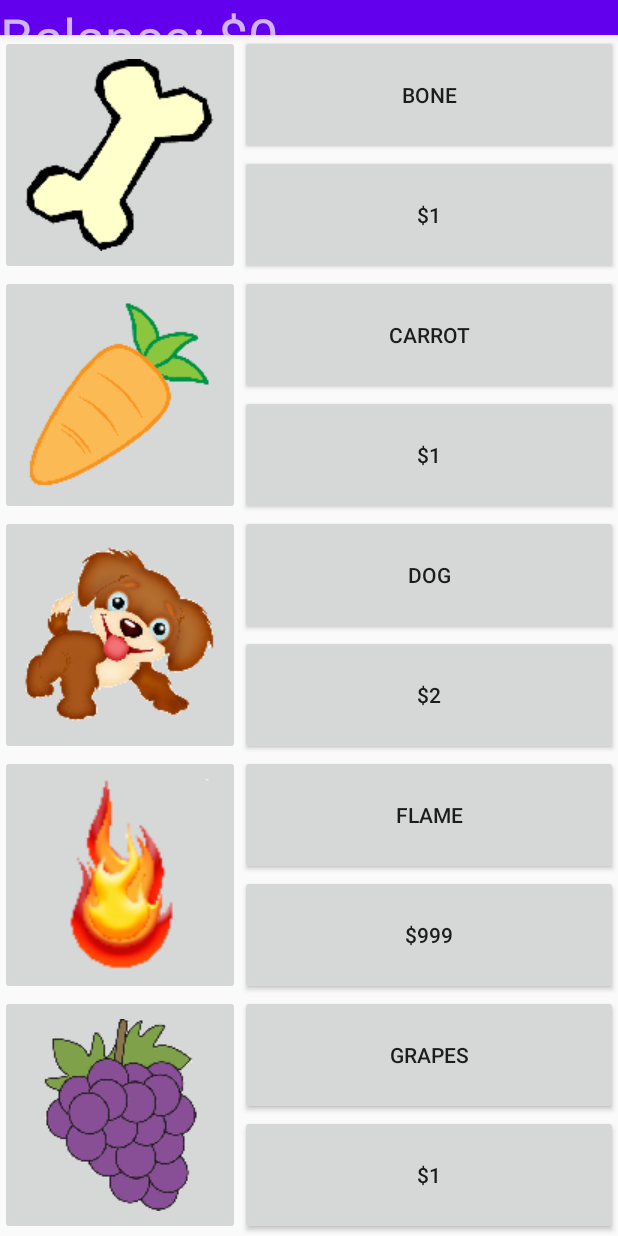
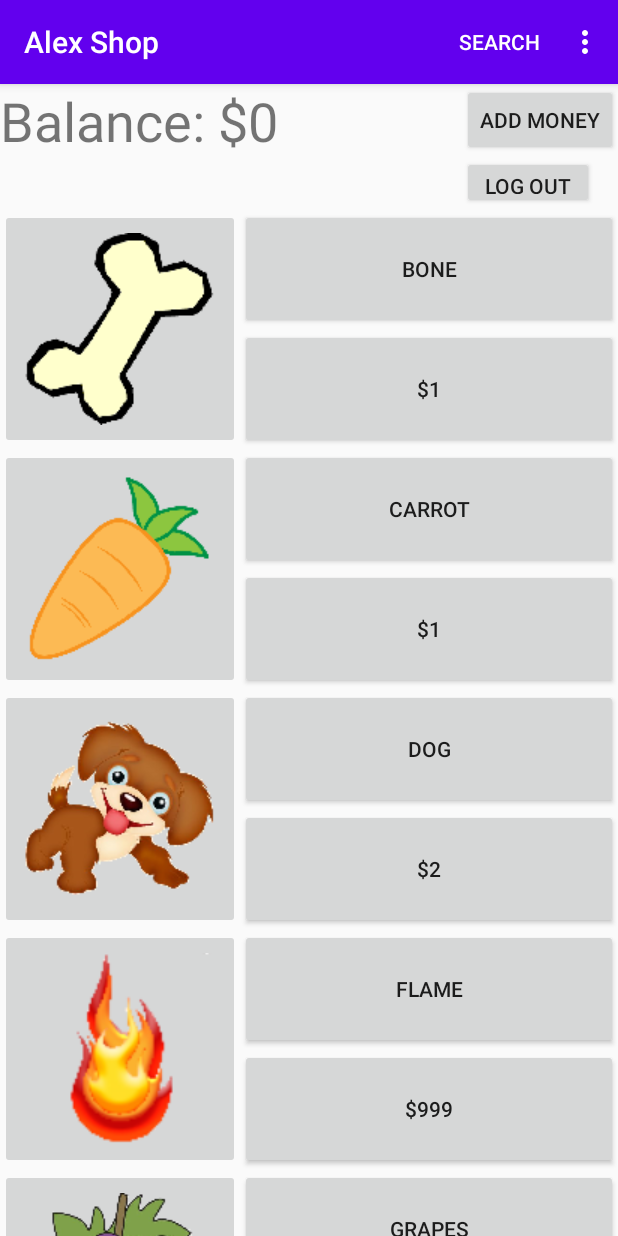
Before and after one commit to ab054/ShoppingApp, an Android app: the MainActivity screen opened directly, with no data from a screen before it, on a phone screen of 412 x 824 dp. Run offline under Robolectric (Android 15) with nearby library versions, the phone set to English and light mode, and no system bars.

Commit message:
recycler view

```diff
--- a/app/src/main/AndroidManifest.xml
+++ b/app/src/main/AndroidManifest.xml
@@ -10,7 +10,7 @@
         android:supportsRtl="true"
         android:theme="@style/AppTheme">
         <activity
-            android:name=".ui.login.LoginActivity"
+            android:name=".ui.shop.ShoppingActivity"
             android:label="@string/app_name">
             <intent-filter>
                 <action android:name="android.intent.action.MAIN" />
--- a/app/src/main/java/com/example/scrollingactivity/ui/login/LoginViewModel.java
+++ b/app/src/main/java/com/example/scrollingactivity/ui/login/LoginViewModel.java
@@ -27,6 +27,10 @@ public class LoginViewModel extends ViewModel {
 
     LiveData<LoginResult> getLoginResult() {
         return loginResult;
+    }
+
+    public void logout() {
+        loginRepository.logout();
     }
 
     public void login(String username, String password) {
@@ -67,4 +71,6 @@ public class LoginViewModel extends ViewModel {
     private boolean isPasswordValid(String password) {
         return password != null && password.trim().length() > 5;
     }
+
+
 }
--- /dev/null
+++ b/app/src/main/java/com/example/scrollingactivity/ui/shop/FakeDataBase.java
@@ -0,0 +1,27 @@
+package com.example.scrollingactivity.ui.shop;
+
+import com.example.scrollingactivity.R;
+
+class FakeDataBase {
+
+    public static StoreItem[] getData() {
+        return new StoreItem[]{
+                new StoreItem("Bone", R.drawable.bone, "Good chew toy.", 1, false),
+                new StoreItem("Carrot", R.drawable.carrot, "Good chew.", 1, false),
+                new StoreItem("Dog", R.drawable.dog, "Chews toy.", 2, false),
+                new StoreItem("Flame", R.drawable.flame, "Brown fox just jumps around with no use", 999, false),
+                new StoreItem("Grapes", R.drawable.grapes, "Your eat them.", 1, false),
+                new StoreItem("House", R.drawable.house, "As opposed to home.", 100, false),
+                new StoreItem("Lamp", R.drawable.lamp, "It lights.", 2, false),
+                new StoreItem("Mouse", R.drawable.mouse, "Not a rat.", 1, false),
+                new StoreItem("Nail", R.drawable.nail, "Hammer required.", 1, false),
+                new StoreItem("Penguin", R.drawable.penguin, "Find Batman.", 10, false),
+                new StoreItem("Rocks", R.drawable.rocks, "Rolls.", 1, false),
+                new StoreItem("Star", R.drawable.star, "Like the sun but farther away.", 25, false),
+                new StoreItem("Toad", R.drawable.toad, "Like a frog.", 1, false),
+                new StoreItem("Van", R.drawable.van, "Has four wheels.", 10, false),
+                new StoreItem("Wheat", R.drawable.wheat, "Some breads have it.", 1, false),
+                new StoreItem("Yak", R.drawable.yak, "Yakity Yak Yak.", 15, false),
+        };
+    }
+}
--- a/app/src/main/java/com/example/scrollingactivity/ui/shop/MainActivity.java
+++ b/app/src/main/java/com/example/scrollingactivity/ui/shop/MainActivity.java
@@ -1,31 +1,33 @@
 package com.example.scrollingactivity.ui.shop;
 
-import android.app.Activity;
 import android.app.Dialog;
+import android.app.SearchManager;
 import android.content.Context;
 import android.os.Bundle;
-
-import com.example.scrollingactivity.R;
-import com.google.android.material.appbar.CollapsingToolbarLayout;
-import com.google.android.material.floatingactionbutton.FloatingActionButton;
-import com.google.android.material.snackbar.Snackbar;
-
-import androidx.annotation.NonNull;
-
-import androidx.appcompat.widget.Toolbar;
-
 import android.view.LayoutInflater;
-import android.view.View;
 import android.view.Menu;
 import android.view.MenuItem;
+import android.view.View;
 import android.view.Window;
 import android.widget.Button;
 import android.widget.ImageButton;
 import android.widget.ImageView;
 import android.widget.LinearLayout;
+import android.widget.SearchView;
 import android.widget.TextView;
 
-public class MainActivity extends Activity {
+import androidx.annotation.NonNull;
+import androidx.appcompat.app.AppCompatActivity;
+import androidx.appcompat.widget.Toolbar;
+import androidx.lifecycle.ViewModelProviders;
+
+import com.example.scrollingactivity.R;
+import com.example.scrollingactivity.ui.login.LoginViewModel;
+import com.example.scrollingactivity.ui.login.LoginViewModelFactory;
+import com.google.android.material.appbar.CollapsingToolbarLayout;
+import com.google.android.material.snackbar.Snackbar;
+
+public class MainActivity extends AppCompatActivity {
 
 
     private MyCustomDialog customDialog;
@@ -35,53 +37,26 @@ public class MainActivity extends Activity {
     private int purchaseItemCost;
     private TextView balanceView;
 
-    public class ShopData{
-        public String name;
-        public int imageResourse;
-        public String description;
-        public int cost;
-        public boolean purchased;
+    public StoreItem[] data = FakeDataBase.getData();
+    private LoginViewModel loginViewModel;
+    private MenuItem searchItem;
+    private SearchView searchView;
 
-
-        public ShopData(String name, int imageResourse, String description, int cost, boolean purchased) {
-            this.name = name;
-            this.imageResourse = imageResourse;
-            this.description = description;
-            this.cost = cost;
-            this.purchased = purchased;
-        }
-    }
-
-    ShopData data[] = {
-            new ShopData("Bone", R.drawable.bone, "Good chew toy.", 1, false),
-            new ShopData("Carrot", R.drawable.carrot, "Good chew.", 1, false),
-            new ShopData("Dog", R.drawable.dog, "Chews toy.", 2, false),
-            new ShopData("Flame", R.drawable.flame, "Brown fox just jumps around with no use", 999, false),
-            new ShopData("Grapes", R.drawable.grapes, "Your eat them.", 1, false),
-            new ShopData("House", R.drawable.house, "As opposed to home.", 100, false),
-            new ShopData("Lamp", R.drawable.lamp, "It lights.", 2, false),
-            new ShopData("Mouse", R.drawable.mouse, "Not a rat.", 1, false),
-            new ShopData("Nail", R.drawable.nail, "Hammer required.", 1, false),
-            new ShopData("Penguin", R.drawable.penguin, "Find Batman.", 10, false),
-            new ShopData("Rocks", R.drawable.rocks, "Rolls.", 1, false),
-            new ShopData("Star", R.drawable.star, "Like the sun but farther away.", 25, false),
-            new ShopData("Toad", R.drawable.toad, "Like a frog.", 1, false),
-            new ShopData("Van", R.drawable.van, "Has four wheels.", 10, false),
-            new ShopData("Wheat", R.drawable.wheat, "Some breads have it.", 1, false),
-            new ShopData("Yak", R.drawable.yak, "Yakity Yak Yak.", 15, false),
-    };
-
-
-
-    private void initShopItems(){
+    private void initShopItems() {
         LayoutInflater inflater = LayoutInflater.from(this);
 
         scrollViewItemList = findViewById(R.id.scrollView);
 
         balanceView = findViewById(R.id.balance_textValue);
 
-        for(int i = 0; i < data.length; i++){
-            View myShopItem = inflater.inflate(R.layout.shop_item, null);
+        buildItemsList();
+
+        customDialog = new MyCustomDialog(this);
+    }
+
+    private void buildItemsList() {
+        for (int i = 0; i < data.length; i++) {
+            View myShopItem = LayoutInflater.from(this).inflate(R.layout.shop_item, null);
             final int tmp_id = i;
 
             Button.OnClickListener click = new Button.OnClickListener() {
@@ -107,8 +82,6 @@ public class MainActivity extends Activity {
                 scrollViewItemList.addView(myShopItem);
             }
         }
-
-        customDialog = new MyCustomDialog(this);
     }
 
     private void itemClicked(int i) {
@@ -128,7 +101,84 @@ public class MainActivity extends Activity {
 
     }
 
-    class MyCustomDialog extends Dialog{
+    @Override
+    protected void onCreate(Bundle savedInstanceState) {
+        super.onCreate(savedInstanceState);
+        setContentView(R.layout.activity_main);
+        Toolbar toolbar = findViewById(R.id.toolbar);
+        //setSupportActionBar(toolbar);
+        CollapsingToolbarLayout toolBarLayout = findViewById(R.id.toolbar_layout);
+        toolBarLayout.setTitle(getTitle());
+        loginViewModel = ViewModelProviders.of(this, new LoginViewModelFactory())
+                .get(LoginViewModel.class);
+
+        Button addMoneyButton = findViewById(R.id.add_money_button);
+        addMoneyButton.setOnClickListener(new View.OnClickListener() {
+            @Override
+            public void onClick(View view) {
+                addMoney();
+
+                Snackbar.make(view, "Balance increased by $100", Snackbar.LENGTH_LONG)
+                        .setAction("Action", null).show();
+            }
+
+            private void addMoney() {
+                int valletValue = Integer.parseInt(balanceView.getText().toString());
+                valletValue += 100;
+                balanceView.setText(String.valueOf(valletValue));
+            }
+        });
+
+        Button logoutButton = findViewById(R.id.btn_logout);
+
+        logoutButton.setOnClickListener(new View.OnClickListener() {
+            @Override
+            public void onClick(View v) {
+                loginViewModel.logout();
+                finish();
+            }
+        });
+
+        initShopItems();
+
+
+    }
+
+    @Override
+    public boolean onCreateOptionsMenu(Menu menu) {
+        // Inflate the menu; this adds items to the action bar if it is present.
+        getMenuInflater().inflate(R.menu.menu_scrolling, menu);
+
+        SearchManager searchManager = (SearchManager)
+                getSystemService(Context.SEARCH_SERVICE);
+        searchItem = menu.findItem(R.id.search);
+        searchView = (SearchView) searchItem.getActionView();
+        searchView.setSearchableInfo(searchManager.
+                getSearchableInfo(getComponentName()));
+        searchView.setSubmitButtonEnabled(true);
+        searchView.setOnCloseListener(new SearchView.OnCloseListener() {
+            @Override
+            public boolean onClose() {
+                initShopItems();
+                return true;
+            }
+        });
+        searchView.setOnQueryTextListener(new SearchView.OnQueryTextListener() {
+            @Override
+            public boolean onQueryTextSubmit(String query) {
+                return false;
+            }
+
+            @Override
+            public boolean onQueryTextChange(String newText) {
+                return false;
+            }
+        });
+
+        return true;
+    }
+
+    class MyCustomDialog extends Dialog {
 
         public MyCustomDialog(@NonNull Context context) {
             super(context);
@@ -152,7 +202,7 @@ public class MainActivity extends Activity {
                     for (int i = 0; i < scrollViewItemList.getChildCount(); i ++){
                         View view = scrollViewItemList.getChildAt(i);
 
-                        TextView name = (TextView) view.findViewById(R.id.nameButton);
+                        TextView name = view.findViewById(R.id.nameButton);
                         if(name.getText().toString().equalsIgnoreCase(purchaseItemName)){
                             scrollViewItemList.removeView(view);
                             break;
@@ -188,45 +238,6 @@ public class MainActivity extends Activity {
         }
     }
 
-
-    @Override
-    protected void onCreate(Bundle savedInstanceState) {
-        super.onCreate(savedInstanceState);
-        setContentView(R.layout.activity_scrolling);
-        Toolbar toolbar = (Toolbar) findViewById(R.id.toolbar);
-        //setSupportActionBar(toolbar);
-        CollapsingToolbarLayout toolBarLayout = (CollapsingToolbarLayout) findViewById(R.id.toolbar_layout);
-        toolBarLayout.setTitle(getTitle());
-
-        FloatingActionButton fab = (FloatingActionButton) findViewById(R.id.fab);
-        fab.setOnClickListener(new View.OnClickListener() {
-            @Override
-            public void onClick(View view) {
-                addMoney();
-
-                Snackbar.make(view, "Balance increased by $100", Snackbar.LENGTH_LONG)
-                        .setAction("Action", null).show();
-            }
-
-            private void addMoney() {
-                int valletValue = Integer.parseInt(balanceView.getText().toString());
-                valletValue += 100;
-                balanceView.setText(String.valueOf(valletValue));
-            }
-        });
-
-        initShopItems();
-
-
-    }
-
-    @Override
-    public boolean onCreateOptionsMenu(Menu menu) {
-        // Inflate the menu; this adds items to the action bar if it is present.
-        getMenuInflater().inflate(R.menu.menu_scrolling, menu);
-        return true;
-    }
-
     @Override
     public boolean onOptionsItemSelected(MenuItem item) {
         // Handle action bar item clicks here. The action bar will
--- /dev/null
+++ b/app/src/main/java/com/example/scrollingactivity/ui/shop/StoreItem.java
@@ -0,0 +1,19 @@
+package com.example.scrollingactivity.ui.shop;
+
+class StoreItem {
+    public String name;
+    public int imageResourse;
+    public String description;
+    public int cost;
+    public boolean purchased;
+
+
+    public StoreItem(String name, int imageResourse, String description, int cost, boolean purchased) {
+        this.name = name;
+        this.imageResourse = imageResourse;
+        this.description = description;
+        this.cost = cost;
+        this.purchased = purchased;
+    }
+
+}
--- a/app/src/main/res/layout/activity_login.xml
+++ b/app/src/main/res/layout/activity_login.xml
@@ -9,6 +9,7 @@
     android:paddingTop="@dimen/activity_vertical_margin"
     android:paddingRight="@dimen/activity_horizontal_margin"
     android:paddingBottom="@dimen/activity_vertical_margin"
+
     tools:context=".ui.login.LoginActivity">
 
     <EditText
--- a/app/src/main/res/layout/activity_scrolling.xml
+++ b/app/src/main/res/layout/activity_main.xml
@@ -5,7 +5,9 @@
     android:layout_width="match_parent"
     android:layout_height="match_parent"
     android:fitsSystemWindows="true"
+
     tools:context=".ui.shop.MainActivity">
+
 
     <com.google.android.material.appbar.AppBarLayout
         android:id="@+id/app_bar"
@@ -30,6 +32,17 @@
                 app:layout_collapseMode="pin"
                 app:popupTheme="@style/AppTheme.PopupOverlay" />
 
+
+        </com.google.android.material.appbar.CollapsingToolbarLayout>
+
+
+    </com.google.android.material.appbar.AppBarLayout>
+
+    <LinearLayout
+        android:layout_width="match_parent"
+        android:layout_height="wrap_content"
+        android:orientation="vertical">
+
         <LinearLayout
             android:layout_width="match_parent"
             android:layout_height="match_parent"
@@ -51,20 +64,31 @@
                 android:text="0"
                 android:textSize="36sp"
                 tools:text="0" />
+
+            <LinearLayout
+                android:layout_width="wrap_content"
+                android:layout_height="match_parent"
+                android:orientation="vertical">
+
+                <Button
+                    android:id="@+id/add_money_button"
+                    android:layout_width="wrap_content"
+                    android:layout_height="wrap_content"
+                    android:text="add money" />
+
+                <Button
+                    android:id="@+id/btn_logout"
+                    android:layout_width="wrap_content"
+                    android:layout_height="wrap_content"
+                    android:text="Log out" />
             </LinearLayout>
 
-        </com.google.android.material.appbar.CollapsingToolbarLayout>
-    </com.google.android.material.appbar.AppBarLayout>
+        </LinearLayout>
+
 
         <include layout="@layout/content_scrolling" />
 
-    <com.google.android.material.floatingactionbutton.FloatingActionButton
-        android:id="@+id/fab"
-        android:layout_width="wrap_content"
-        android:layout_height="wrap_content"
-        android:layout_margin="25dp"
-        app:layout_anchor="@id/app_bar"
-        app:layout_anchorGravity="bottom|end"
-        app:srcCompat="@android:drawable/ic_dialog_email" />
+    </LinearLayout>
+
 
 </androidx.coordinatorlayout.widget.CoordinatorLayout>
--- a/app/src/main/res/layout/content_scrolling.xml
+++ b/app/src/main/res/layout/content_scrolling.xml
@@ -6,11 +6,11 @@
     android:layout_height="match_parent"
     app:layout_behavior="@string/appbar_scrolling_view_behavior"
     tools:context=".ui.shop.MainActivity"
-    tools:showIn="@layout/activity_scrolling">
+    tools:showIn="@layout/activity_main">
 
     <LinearLayout
         android:id="@+id/scrollView"
         android:layout_width="match_parent"
         android:layout_height="wrap_content"
-        android:orientation="vertical"/>
+        android:orientation="vertical" />
 </androidx.core.widget.NestedScrollView>
--- a/app/src/main/res/menu/menu_scrolling.xml
+++ b/app/src/main/res/menu/menu_scrolling.xml
@@ -7,4 +7,10 @@
         android:orderInCategory="100"
         android:title="@string/action_settings"
         app:showAsAction="never" />
+
+    <item
+        android:id="@+id/search"
+        android:title="Search"
+        app:actionViewClass="android.widget.SearchView"
+        app:showAsAction="collapseActionView|ifRoom" />
 </menu>
--- a/app/src/main/res/values/styles.xml
+++ b/app/src/main/res/values/styles.xml
@@ -9,7 +9,7 @@
     </style>
 
     <style name="AppTheme.NoActionBar">
-        <item name="windowActionBar">false</item>
+        <item name="windowActionBar">true</item>
         <item name="android:windowNoTitle">true</item>
 
     </style>
--- /dev/null
+++ b/app/src/main/res/xml/searchable.xml
@@ -0,0 +1,4 @@
+<?xml version="1.0" encoding="utf-8"?>
+<searchable xmlns:android="http://schemas.android.com/apk/res/android"
+    android:hint="Search Item"
+    android:label="@string/app_name"></searchable>
```
Also changed, not shown: app/src/main/java/com/example/scrollingactivity/ui/shop/ItemListAdapter.java (added, +136 -0 lines), app/src/main/java/com/example/scrollingactivity/ui/shop/ShopData.java (added, +24 -0 lines), app/src/main/java/com/example/scrollingactivity/ui/shop/ShoppingActivity.java (added, +84 -0 lines), app/src/main/res/layout/activity_shopping.xml (added, +17 -0 lines). Lines whose indentation alone changed are shown as unchanged.
